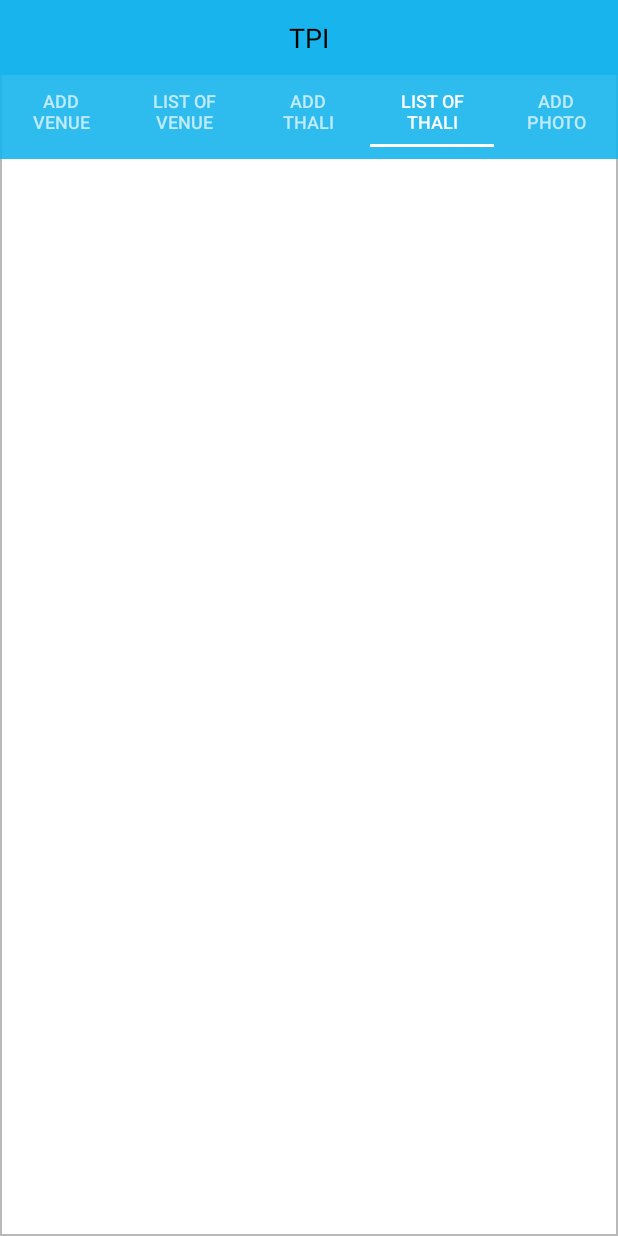
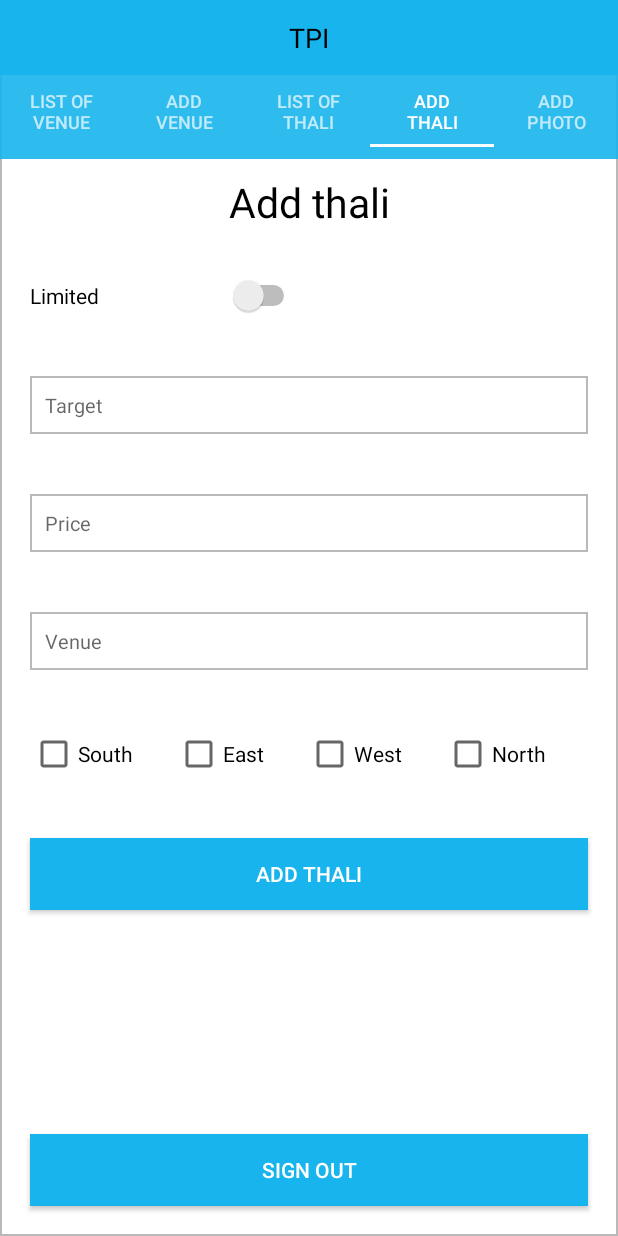
Before and after one commit to tortuoise/tpi_mob_android, an Android app: the MainActivity screen opened directly, with no data from a screen before it, tab 4 chosen, on a phone screen of 412 x 824 dp. Run offline under Robolectric (Android 15) with nearby library versions, the phone set to English and light mode, and no system bars; our stand-ins replace Volley; 2 statements that could not run were skipped.

Commit message:
Change Strings, put Sign Out button, change fragment positions, insert password type

```diff
--- a/TPI/app/src/main/java/com/biz/stratadigm/tpi/activity/MainActivity.java
+++ b/TPI/app/src/main/java/com/biz/stratadigm/tpi/activity/MainActivity.java
@@ -2,6 +2,7 @@ package com.biz.stratadigm.tpi.activity;
 
 import android.Manifest;
 import android.content.Context;
+import android.content.Intent;
 import android.support.design.widget.TabLayout;
 import android.content.pm.PackageManager;
 import android.location.Location;
@@ -10,6 +11,8 @@ import android.support.v4.view.ViewPager;
 import android.support.v7.app.AppCompatActivity;
 import android.os.Bundle;
 
+import android.view.View;
+import android.widget.Button;
 import android.widget.Toast;
 
 import com.biz.stratadigm.tpi.adapters.JobPagerAdapter;
@@ -29,6 +32,7 @@ public class MainActivity extends AppCompatActivity {
     private TabLayout mTabLayout;
     private JobPagerAdapter mPagerAdapter;
     public static ViewPager mViewPagerJob;
+    private Button mBtnOut;
 
     public static double longitude;
     public static double latitude;
@@ -55,10 +59,10 @@ public class MainActivity extends AppCompatActivity {
         // Get user location and check for permission
         // Set up tab layout
         mTabLayout = (TabLayout) findViewById(R.id.tab_layout);
+        mTabLayout.addTab(mTabLayout.newTab().setText("List of venue"));
         mTabLayout.addTab(mTabLayout.newTab().setText("Add venue"));
-        mTabLayout.addTab(mTabLayout.newTab().setText("List of venue"));
+        mTabLayout.addTab(mTabLayout.newTab().setText("List of thali"));
         mTabLayout.addTab(mTabLayout.newTab().setText("Add thali"));
-        mTabLayout.addTab(mTabLayout.newTab().setText("List of thali"));
         mTabLayout.addTab(mTabLayout.newTab().setText("Add photo"));
 
         mTabLayout.setTabGravity(TabLayout.GRAVITY_FILL);
@@ -67,6 +71,8 @@ public class MainActivity extends AppCompatActivity {
         mViewPagerJob = (ViewPager) findViewById(R.id.pager);
         // mViewPagerJob.setPageTransformer(true, new StackTransformer());
         mViewPagerJob.setAdapter(mPagerAdapter);
+
+        mBtnOut = (Button) findViewById(R.id.btnout);
 
 
         addListeners();
@@ -90,6 +96,14 @@ public class MainActivity extends AppCompatActivity {
     }
 
     private void addListeners() {
+        mBtnOut.setOnClickListener(new View.OnClickListener() {
+            @Override
+            public void onClick(View view) {
+                startActivity(new Intent(getApplicationContext(),StartActivity.class));
+                finish();
+            }
+        });
+
         mViewPagerJob.addOnPageChangeListener(new TabLayout.TabLayoutOnPageChangeListener(mTabLayout));
         mTabLayout.addOnTabSelectedListener(new TabLayout.OnTabSelectedListener() {
             @Override
--- a/TPI/app/src/main/java/com/biz/stratadigm/tpi/adapters/JobPagerAdapter.java
+++ b/TPI/app/src/main/java/com/biz/stratadigm/tpi/adapters/JobPagerAdapter.java
@@ -33,19 +33,18 @@ public class JobPagerAdapter extends FragmentStatePagerAdapter {
 
         switch (position) {
             case 0:
+                tab1 = new VenueListFragment();
+                return tab1;
+            case 1:
                 tab3 = new VenueFragment();
                 return tab3;
 
-            case 1:
-                tab1 = new VenueListFragment();
-                return tab1;
             case 2:
+                tab4 = new ThaliListFragment();
+                return tab4;
+            case 3:
                 tab2 = new ThaliFragment();
                 return tab2;
-
-            case 3:
-                tab4 = new ThaliListFragment();
-                return tab4;
             case 4:
                 tab5=new AddPhotoFragment();
                return tab5;
--- a/TPI/app/src/main/java/com/biz/stratadigm/tpi/fragments/LoginFragment.java
+++ b/TPI/app/src/main/java/com/biz/stratadigm/tpi/fragments/LoginFragment.java
@@ -6,6 +6,8 @@ import android.content.SharedPreferences;
 import android.os.Bundle;
 import android.support.annotation.Nullable;
 import android.support.v4.app.Fragment;
+import android.text.InputType;
+import android.text.method.PasswordTransformationMethod;
 import android.util.Log;
 import android.view.LayoutInflater;
 import android.view.View;
@@ -49,6 +51,7 @@ public class LoginFragment extends Fragment {
         View view = inflater.inflate(R.layout.user_fragment, container, false);
         mEtEmail = (CustomEditText) view.findViewById(R.id.editTextEmail);
         mEtPass = (CustomEditText) view.findViewById(R.id.editTextPass);
+        mEtPass.setTransformationMethod(PasswordTransformationMethod.getInstance());
         mConfirm = (Button) view.findViewById(R.id.buttonLogin);
         sharedPreferences = getActivity().getSharedPreferences(Constant.TAG, Context.MODE_PRIVATE);
 
@@ -124,6 +127,7 @@ public class LoginFragment extends Fragment {
                         Log.e("tamara", response.toString());
                         Toast.makeText(getActivity().getApplicationContext(),response.toString(),Toast.LENGTH_SHORT).show();
                         startActivity(new Intent(getActivity().getApplicationContext(),MainActivity.class));
+                        getActivity().finish();
                     }
                 },
                 new Response.ErrorListener() {
--- a/TPI/app/src/main/java/com/biz/stratadigm/tpi/fragments/USerFragment.java
+++ b/TPI/app/src/main/java/com/biz/stratadigm/tpi/fragments/USerFragment.java
@@ -4,6 +4,8 @@ import android.content.Intent;
 import android.os.Bundle;
 import android.support.annotation.Nullable;
 import android.support.v4.app.Fragment;
+import android.text.InputType;
+import android.text.method.PasswordTransformationMethod;
 import android.view.LayoutInflater;
 import android.view.View;
 import android.view.ViewGroup;
@@ -43,6 +45,7 @@ public class USerFragment extends Fragment {
         View view = inflater.inflate(R.layout.user_fragment_layout, container, false);
         mEtEmail = (CustomEditText) view.findViewById(R.id.editTextEmail);
         mEtPass = (CustomEditText) view.findViewById(R.id.editTextPass);
+        mEtPass.setTransformationMethod(PasswordTransformationMethod.getInstance());
         mEtname = (CustomEditText) view.findViewById(R.id.editTextName);
         mConfirm = (Button) view.findViewById(R.id.buttonLogin);
 
--- a/TPI/app/src/main/java/com/biz/stratadigm/tpi/fragments/VenueFragment.java
+++ b/TPI/app/src/main/java/com/biz/stratadigm/tpi/fragments/VenueFragment.java
@@ -70,7 +70,7 @@ public class VenueFragment extends Fragment {
         return view;
     }
     /**
-     * Make new venue on server
+     * Add new venue on server
      */
     private void sendVenue() {
 
--- a/TPI/app/src/main/res/layout/activity_main.xml
+++ b/TPI/app/src/main/res/layout/activity_main.xml
@@ -29,10 +29,26 @@
         android:minHeight="?attr/actionBarSize"
         app:tabIndicatorColor="@color/white"
         />
-
+<RelativeLayout
+    android:layout_width="match_parent"
+    android:layout_height="match_parent">
+    <Button
+        android:id="@+id/btnout"
+        android:layout_width="match_parent"
+        android:layout_height="wrap_content"
+        android:background="@color/blue"
+        android:layout_alignParentBottom="true"
+        android:text="Sign out"
+        android:textColor="@color/white"
+        android:textAllCaps="true"
+        android:layout_margin="20dp"
+       />
     <android.support.v4.view.ViewPager android:layout_width="match_parent"
         android:layout_height="match_parent"
-        android:id="@+id/pager">
+        android:id="@+id/pager"
+        android:layout_above="@id/btnout">
+
     </android.support.v4.view.ViewPager>
 
+</RelativeLayout>
     </LinearLayout>
--- a/TPI/app/src/main/res/layout/thail_framgent.xml
+++ b/TPI/app/src/main/res/layout/thail_framgent.xml
@@ -13,7 +13,7 @@
         android:textSize="27dp"
         android:layout_width="match_parent"
         android:layout_height="wrap_content"
-        android:text="Make thali"/>
+        android:text="Add thali"/>
 
     <ImageView
         android:visibility="gone"
@@ -49,6 +49,7 @@
         <com.biz.stratadigm.tpi.components.CustomEditText
             android:textSize="13dp"
             android:id="@+id/price"
+            android:inputType="numberDecimal"
             android:background="@drawable/edit_text_alert"
             android:padding="10dp"
             android:layout_margin="20dp"
@@ -100,7 +101,7 @@
             android:layout_width="match_parent"
             android:layout_height="wrap_content"
             android:background="@color/blue"
-            android:text="Make thali"
+            android:text="Add thali"
             android:textColor="@color/white"
             android:textAllCaps="true"
             android:layout_margin="20dp"/>
--- a/TPI/app/src/main/res/layout/user_fragment_layout.xml
+++ b/TPI/app/src/main/res/layout/user_fragment_layout.xml
@@ -15,7 +15,7 @@
         android:textSize="27dp"
         android:layout_width="match_parent"
         android:layout_height="wrap_content"
-        android:text="Make user"/>
+        android:text="Add user"/>
 
     <com.biz.stratadigm.tpi.components.CustomEditText
         android:textSize="13dp"
--- a/TPI/app/src/main/res/layout/venue_framgent.xml
+++ b/TPI/app/src/main/res/layout/venue_framgent.xml
@@ -10,7 +10,7 @@
         android:textSize="27dp"
         android:layout_width="match_parent"
         android:layout_height="wrap_content"
-        android:text="Make venue"/>
+        android:text="Add venue"/>
 
 
     <com.biz.stratadigm.tpi.components.CustomEditText
@@ -19,7 +19,7 @@
         android:padding="10dp"
         android:background="@drawable/edit_text_alert"
         android:layout_margin="20dp"
-        android:hint="@string/alert_dialog_login_username"
+        android:hint="@string/alert_dialog_login_password"
         android:layout_width="match_parent"
         android:layout_height="wrap_content" />
 
@@ -39,7 +39,7 @@
         android:layout_width="match_parent"
         android:layout_height="wrap_content"
         android:background="@color/blue"
-        android:text="Make venue"
+        android:text="Add venue"
         android:textColor="@color/white"
         android:textAllCaps="true"
         android:layout_margin="20dp"/>
--- a/TPI/app/src/main/res/values/strings.xml
+++ b/TPI/app/src/main/res/values/strings.xml
@@ -1,6 +1,6 @@
 <resources>
     <string name="app_name">tpi</string>
-    <string name="login">Make user</string>
+    <string name="login">Add user</string>
     <string name="alert_dialog_login_username">Email</string>
     <string name="alert_dialog_login_password">Name</string>
 </resources>
```
Also changed, not shown: TPI/app/src/main/java/com/biz/stratadigm/tpi/fragments/ThaliFragment.java (+6 -1 lines).
